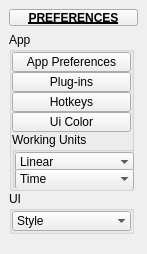
First picture: the form in tentacle/ui/3/preferences.ui, repository m3trik/tentacle, before the edit.
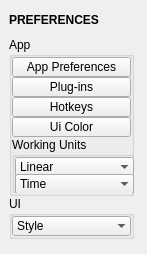
Second picture: the form after the edit. Custom widgets are drawn as their Qt base class.

What changed in the file:
```diff
--- a/tentacle/ui/3/preferences.ui
+++ b/tentacle/ui/3/preferences.ui
@@ -40,32 +40,28 @@
   <widget class="QWidget" name="main_widget">
    <layout class="QVBoxLayout" name="verticalLayout_2">
     <item>
-     <widget class="PushButtonDraggable" name="draggable_header">
+     <widget class="Draggable_header" name="draggable_header">
       <property name="minimumSize">
        <size>
-        <width>19</width>
-        <height>17</height>
+        <width>0</width>
+        <height>22</height>
        </size>
       </property>
       <property name="maximumSize">
        <size>
-        <width>999</width>
-        <height>17</height>
+        <width>125</width>
+        <height>22</height>
        </size>
       </property>
       <property name="font">
        <font>
         <weight>75</weight>
         <bold>true</bold>
-        <underline>true</underline>
        </font>
       </property>
       <property name="text">
        <string>PREFERENCES</string>
       </property>
-      <property name="checkable">
-       <bool>true</bool>
-      </property>
      </widget>
     </item>
     <item>
@@ -381,16 +377,16 @@
   </widget>
  </widget>
  <customwidgets>
+  <customwidget>
+   <class>Draggable_header</class>
+   <extends>QLabel</extends>
+   <header>draggable_header.h</header>
+  </customwidget>
   <customwidget>
    <class>ComboBox</class>
    <extends>QComboBox</extends>
    <header>widgets.combobox.h</header>
   </customwidget>
-  <customwidget>
-   <class>PushButtonDraggable</class>
-   <extends>QPushButton</extends>
-   <header>widgets.pushbuttondraggable.h</header>
-  </customwidget>
  </customwidgets>
  <resources/>
  <connections/>
```
